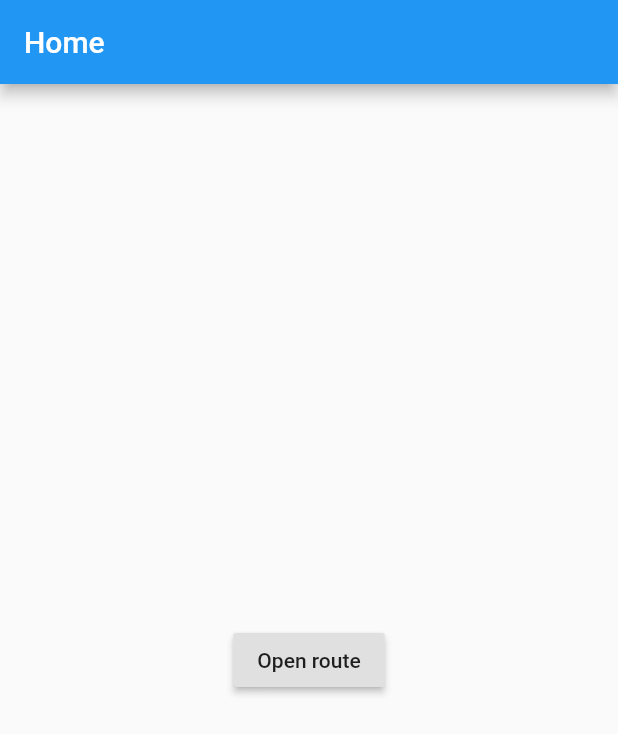
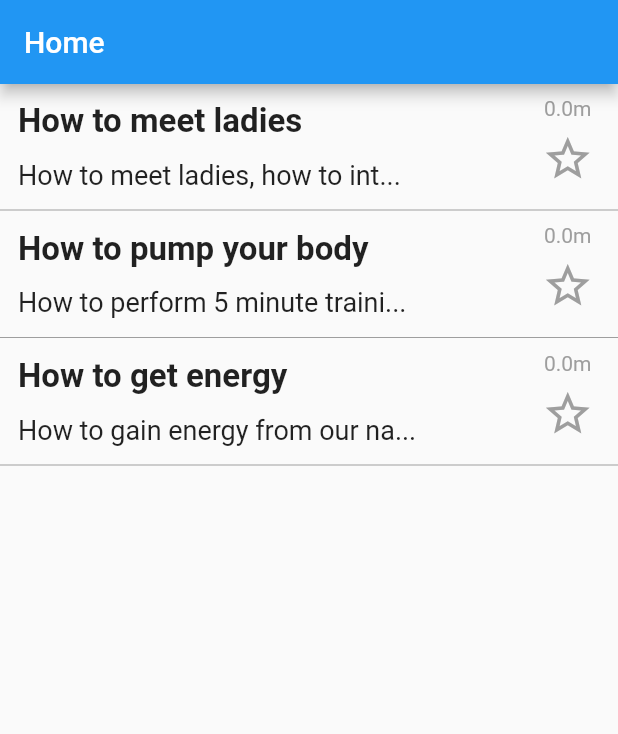
Before and after one commit to kehtolaulu/fmind, a Flutter app: the screen it shows after launch, on a phone screen of 412 x 824 dp. Shown: the top 734 px of the screen. Run offline on Flutter 3.47's test engine with Material 2 defaults, Android fonts, the phone set to English and light mode, and no system bars.

Commit message:
Add stubbed articles and previews

```diff
--- /dev/null
+++ b/lib/article.dart
@@ -0,0 +1,22 @@
+import 'dart:math';
+
+class Article {
+  String title;
+  String content;
+
+  String get preview => content.substring(0, previewLength) + "...";
+
+  int get previewLength => min(firstLineLength, 30);
+
+  String get readingTimeInMinutes => (content.length / 1024).toStringAsFixed(1) + "m";
+
+  int get firstLineLength {
+    int newLine = content.indexOf("\n") ;
+    if (newLine <= 0) {
+      return content.length;
+    }
+    return newLine;
+  }
+
+  Article(this.title, this.content);
+}
--- /dev/null
+++ b/lib/article_preview_widget.dart
@@ -0,0 +1,72 @@
+import 'package:flutter/material.dart';
+import 'package:fmind/article.dart';
+
+class ArticlePreview extends StatelessWidget {
+  Article article;
+
+  ArticlePreview(this.article);
+
+  @override
+  Widget build(BuildContext context) {
+    return Column(
+      children: <Widget>[
+        Row(
+          mainAxisAlignment: MainAxisAlignment.spaceBetween,
+          children: <Widget>[
+            Column(
+              crossAxisAlignment: CrossAxisAlignment.start,
+              children: <Widget>[
+                title,
+                preview,
+              ],
+            ),
+            Padding(
+              padding: const EdgeInsets.all(8.0),
+              child: Column(
+                mainAxisAlignment: MainAxisAlignment.spaceEvenly,
+                children: <Widget>[
+                  readTime,
+                  star,
+                ],
+              ),
+            ),
+          ],
+        ),
+        Divider(
+          height: 2.0,
+          color: Colors.grey,
+        )
+      ],
+    );
+  }
+
+  Widget get title => Padding(
+        padding: const EdgeInsets.fromLTRB(12.0, 12.0, 12.0, 6.0),
+        child: Text(
+          article.title,
+          style: TextStyle(fontSize: 22.0, fontWeight: FontWeight.bold),
+        ),
+      );
+
+  Widget get preview => Padding(
+        padding: const EdgeInsets.fromLTRB(12.0, 6.0, 12.0, 12.0),
+        child: Text(
+          article.preview,
+          style: TextStyle(fontSize: 18.0),
+        ),
+      );
+
+  Widget get readTime => Text(
+        article.readingTimeInMinutes,
+        style: TextStyle(color: Colors.grey),
+      );
+
+  Widget get star => Padding(
+        padding: const EdgeInsets.all(8.0),
+        child: Icon(
+          Icons.star_border,
+          size: 35.0,
+          color: Colors.grey,
+        ),
+      );
+}
--- /dev/null
+++ b/lib/articles_widget.dart
@@ -0,0 +1,18 @@
+import 'package:flutter/material.dart';
+import 'package:fmind/article.dart';
+import 'package:fmind/article_preview_widget.dart';
+
+class Articles extends StatelessWidget {
+  List<Article> articles = [
+    Article("How to meet ladies", "How to meet ladies, how to interest them..."),
+    Article("How to pump your body", "How to perform 5 minute training and to get..."),
+    Article("How to get energy", "How to gain energy from our natural stock...")
+  ];
+
+  @override
+  Widget build(BuildContext context) {
+    return ListView.builder(
+        itemBuilder: (context, idx) => ArticlePreview(articles[idx]),
+        itemCount: articles.length);
+  }
+}
--- a/lib/home_widget.dart
+++ b/lib/home_widget.dart
@@ -1,4 +1,5 @@
 import 'package:flutter/material.dart';
+import 'package:fmind/articles_widget.dart';
 
 class Home extends StatelessWidget {
   @override
@@ -7,14 +8,7 @@ class Home extends StatelessWidget {
       appBar: AppBar(
         title: Text('Home'),
       ),
-      body: Center(
-        child: RaisedButton(
-          child: Text('Open route'),
-          onPressed: () {
-            Navigator.pushNamed(context, '/second');
-          },
-        ),
-      ),
+      body: Articles(),
     );
   }
 }
```
